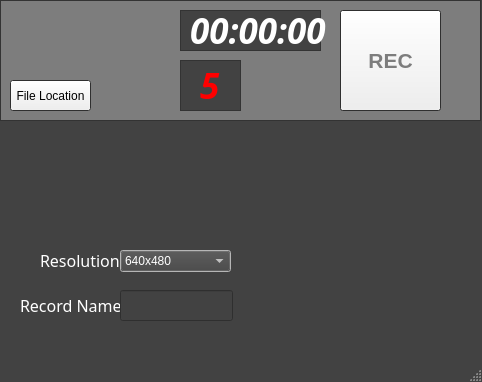
The window that recorder.ui (Metrohan/ScreenRecorder) describes before a commit, drawn with Qt 5.
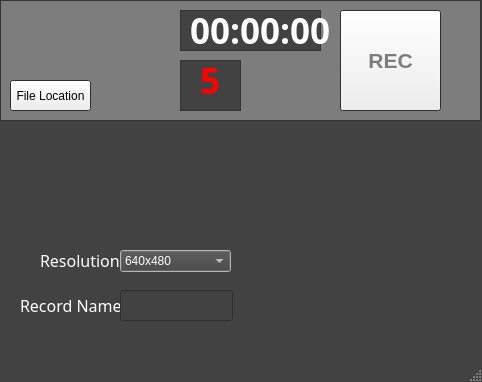
The same window after the commit.

What changed in the file:
```diff
--- a/recorder.ui
+++ b/recorder.ui
@@ -844,10 +844,10 @@
     </property>
     <property name="font">
      <font>
-      <family>DS-Digital</family>
+      <family>Corbel</family>
       <pointsize>26</pointsize>
       <weight>75</weight>
-      <italic>true</italic>
+      <italic>false</italic>
       <bold>true</bold>
      </font>
     </property>
@@ -999,7 +999,7 @@
       <x>200</x>
       <y>60</y>
       <width>47</width>
-      <height>51</height>
+      <height>41</height>
      </rect>
     </property>
     <property name="palette">
@@ -1068,10 +1068,10 @@
     </property>
     <property name="font">
      <font>
-      <family>DS-Digital</family>
+      <family>Corbel</family>
       <pointsize>26</pointsize>
       <weight>75</weight>
-      <italic>true</italic>
+      <italic>false</italic>
       <bold>true</bold>
      </font>
     </property>
```
